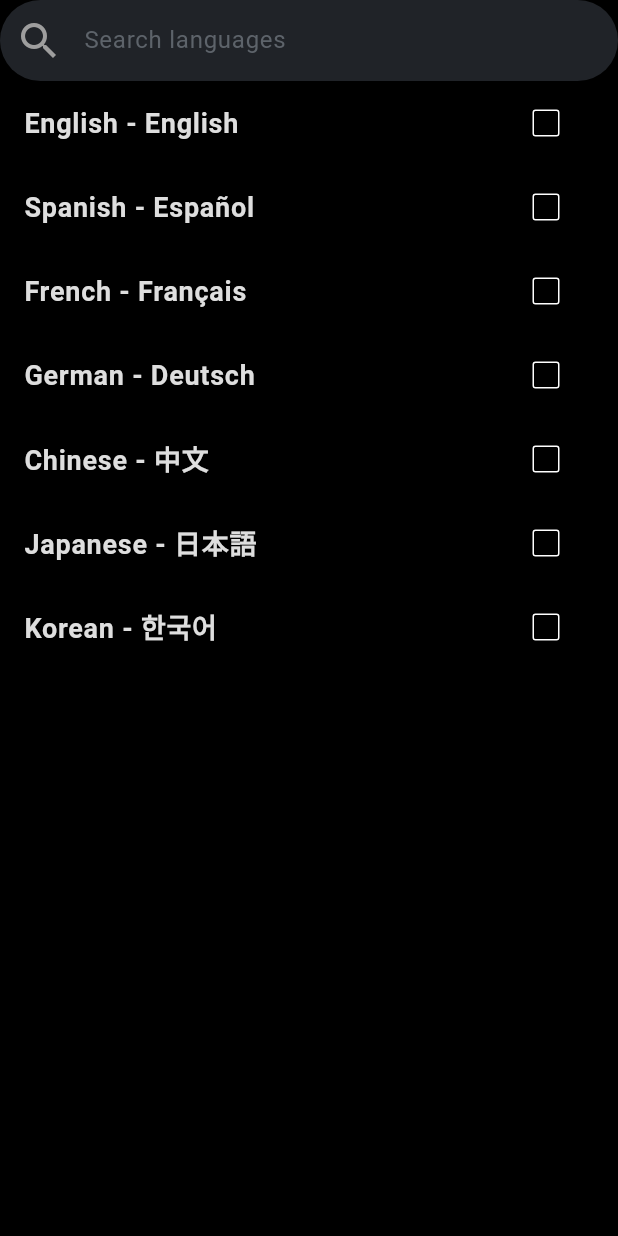
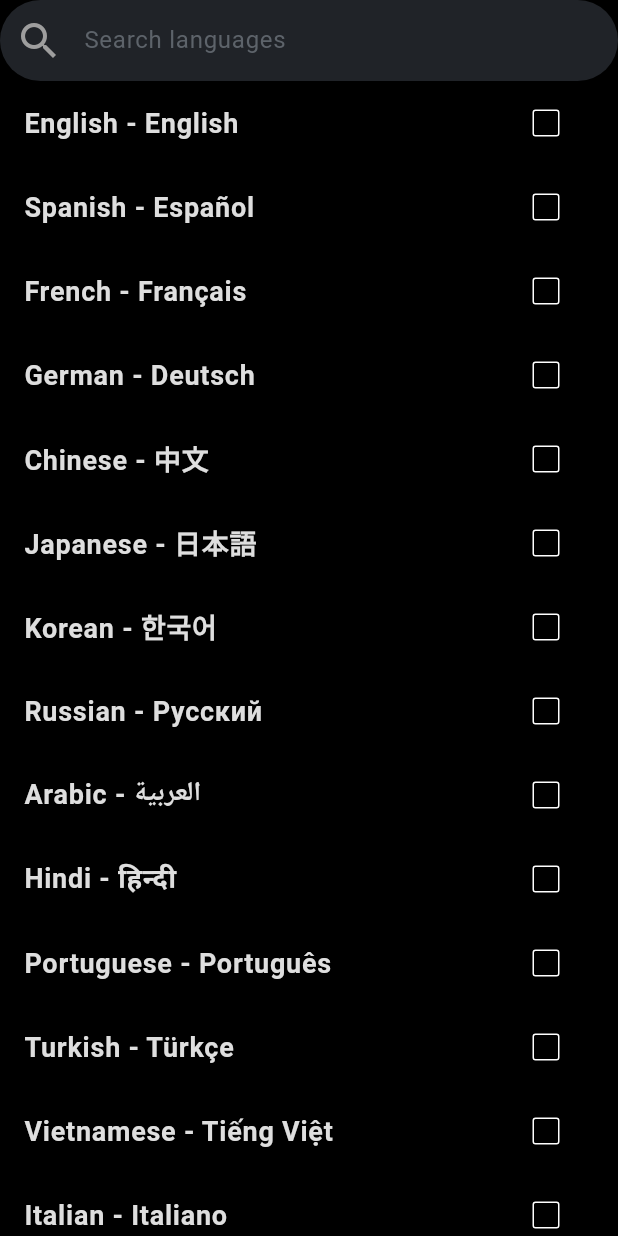
Before and after one commit to Qwitter/Qwitter-Cross-Platform, a Flutter app: the LanguageFilter widget shown alone on an empty page, opened directly, on a phone screen of 412 x 824 dp. Run offline on Flutter 3.47's test engine with Material 2 defaults, Android fonts, the phone set to English and light mode, and no system bars; our stand-ins replace bootstrap_icons, dotted_border, flutter_riverpod, image_picker, riverpod and 1 more; missing offline and left inert: dart:ffi; network calls fail.

```diff
--- a/qwitter_flutter_app/lib/components/language_filter.dart
+++ b/qwitter_flutter_app/lib/components/language_filter.dart
@@ -1,7 +1,9 @@
 import 'package:bootstrap_icons/bootstrap_icons.dart';
 import 'package:flutter/material.dart';
+import 'package:flutter_riverpod/flutter_riverpod.dart';
+import 'package:qwitter_flutter_app/providers/selected_languages_provider.dart';
 
-class LanguageFilter extends StatefulWidget {
+class LanguageFilter extends ConsumerStatefulWidget {
   const LanguageFilter({super.key});
 
   // List of languages
@@ -37,7 +39,7 @@ class LanguageFilter extends StatefulWidget {
   _LanguageFilterState createState() => _LanguageFilterState();
 }
 
-class _LanguageFilterState extends State<LanguageFilter> {
+class _LanguageFilterState extends ConsumerState<LanguageFilter> {
   // Filtered languages based on search query
   List<String> filtered_languages = [];
 
@@ -114,15 +116,10 @@ class _LanguageFilterState extends State<LanguageFilter> {
             ),
             style: const TextStyle(color: Colors.white),
           ),
-          SingleChildScrollView(
-            physics: const ScrollPhysics(),
-            child: Column(
+          Column(
             children: [
-                SizedBox(
-                  height: 400,
-                  width: 600,
-                  child: ListView.builder(
-                    physics: const AlwaysScrollableScrollPhysics(),
+              ListView.builder(
+                physics: const NeverScrollableScrollPhysics(),
                 scrollDirection: Axis.vertical,
                 shrinkWrap: true,
                 itemCount: filtered_languages.length,
@@ -134,11 +131,16 @@ class _LanguageFilterState extends State<LanguageFilter> {
                             color: Color.fromARGB(255, 222, 222, 222),
                             fontWeight: FontWeight.w600)),
                     trailing: Checkbox(
-                          value: selected_languages[index],
+                      value: selected_languages[
+                          widget.languages.indexOf(filtered_languages[index])],
                       onChanged: (value) {
                         setState(() {
-                              selected_languages[index] = value!;
+                          selected_languages[widget.languages
+                              .indexOf(filtered_languages[index])] = value!;
                         });
+                        ref
+                            .read(languagesProvider.notifier)
+                            .toggleLanguage(filtered_languages[index]);
                       },
                       activeColor: Colors.blue,
                       checkColor: Colors.white,
@@ -147,9 +149,7 @@ class _LanguageFilterState extends State<LanguageFilter> {
                   );
                 },
               ),
-                ),
             ],
-            ),
           ),
         ],
       ),
```
Also changed, not shown: qwitter_flutter_app/lib/providers/selected_languages_provider.dart (added, +30 -0 lines), qwitter_flutter_app/lib/screens/authentication/signup/select_languages_screen.dart (+16 -3 lines). Lines whose indentation alone changed are shown as unchanged.
